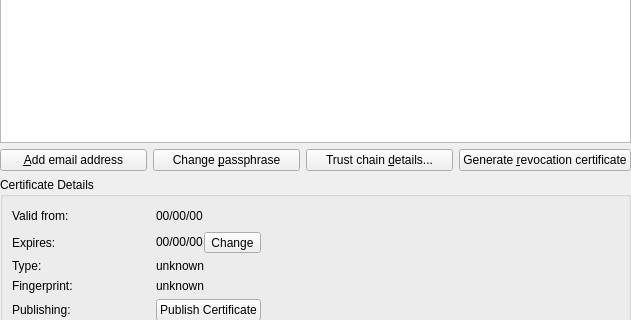
Before: the Qt Designer form src/dialogs/certificatedetailswidget.ui in sensama/kleopatra, drawn with Qt 5; both pictures show x 0 to 631 and y 170 to 490 of the 631 by 571 pixel window.
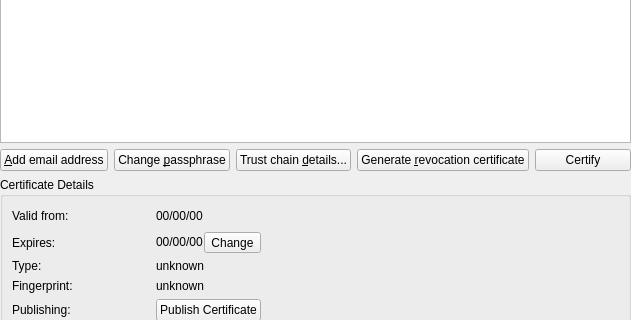
After: the same form once the commit is applied. Icons and pictures are not drawn.

Commit message:
Add certify button for OpenPGP keys
Having this only as a right click menu item
was too hidden. Explicitly offer a button for this.

GnuPG-Bug-Id: 3549

What changed in the file:
```diff
--- a/src/dialogs/certificatedetailswidget.ui
+++ b/src/dialogs/certificatedetailswidget.ui
@@ -61,6 +61,13 @@
        </property>
       </widget>
      </item>
+     <item>
+      <widget class="QPushButton" name="certifyBtn">
+       <property name="text">
+        <string>Certify</string>
+       </property>
+      </widget>
+     </item>
     </layout>
    </item>
    <item row="6" column="0" colspan="3">
```
The commit also changes 1 other file.
